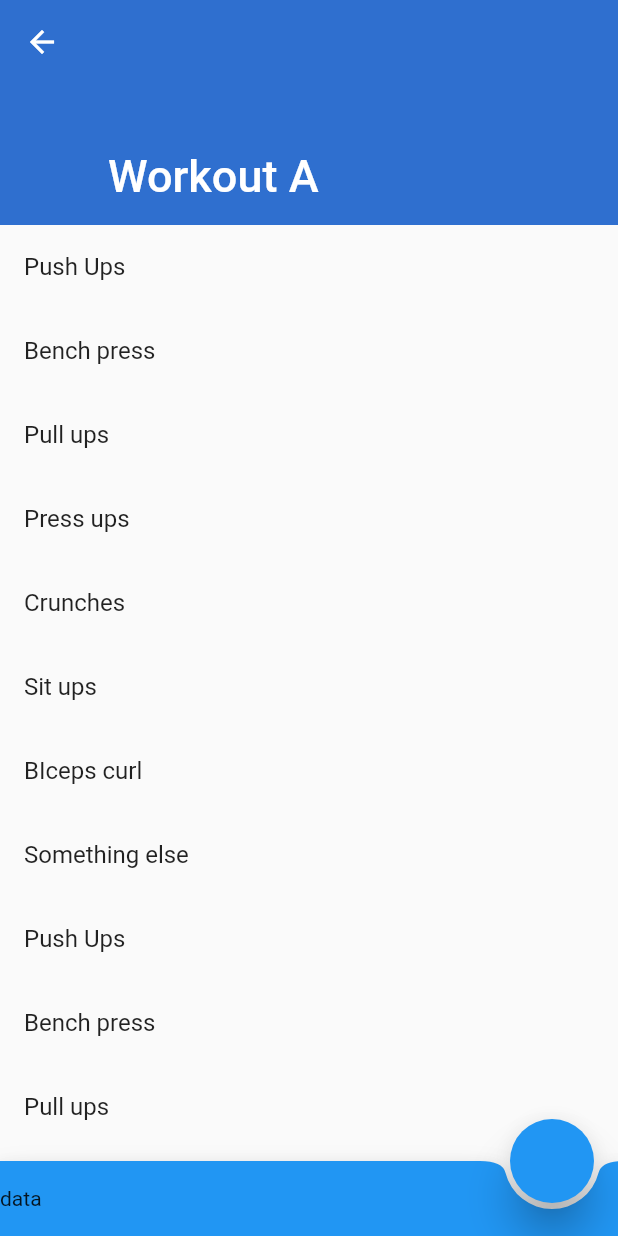
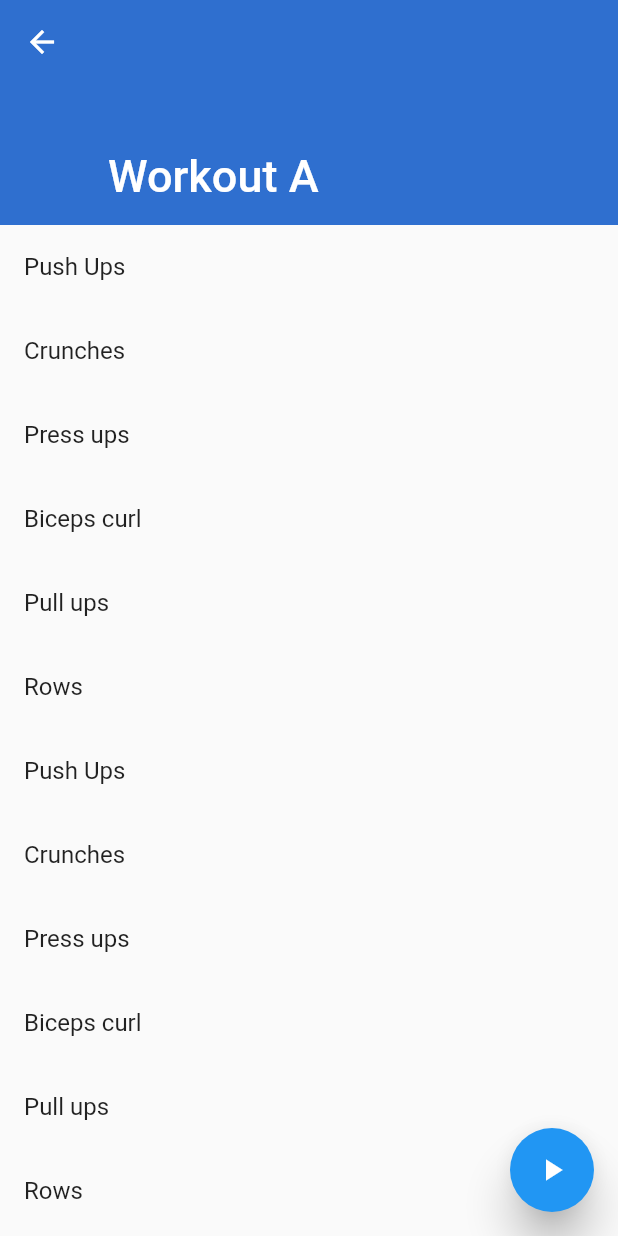
Before and after one commit to michalorestes/fitness_fatality_flutter, a Flutter app: the screen it shows after launch, after a tap on "Workout A", on a phone screen of 412 x 824 dp. Run offline on Flutter 3.47's test engine with Material 2 defaults, Android fonts, the phone set to English and light mode, and no system bars.

Commit message:
Added workout and exercise related entities

```diff
--- a/lib/data/entities/exercise.dart
+++ /dev/null
@@ -1,6 +0,0 @@
-class Exercise {
-  int id;
-  String name;
-
-  Exercise({this.name});
-}
--- /dev/null
+++ b/lib/data/entities/exercise/exercise.dart
@@ -0,0 +1,23 @@
+import 'package:fitness_fatality_flutter/data/entities/exercise/muscle_groups.dart';
+
+enum ExerciseType { CARDIO, BODY_WEIGHT, WEIGHTS, MACHINES }
+enum ExerciseLoggingType { TIME, REPS, DURATION }
+
+class Exercise {
+  int id;
+  String name;
+  ExerciseType exerciseType;
+  MuscleGroups muscleGroups;
+  bool isCustom;
+  List<ExerciseLoggingType> availableLoggingTypes;
+  ExerciseLoggingType defaultLoggingType;
+
+  Exercise(
+      {this.id,
+      this.name,
+      this.exerciseType,
+      this.muscleGroups,
+      this.isCustom,
+      this.availableLoggingTypes,
+      this.defaultLoggingType});
+}
--- /dev/null
+++ b/lib/data/entities/exercise/muscle_groups.dart
@@ -0,0 +1,20 @@
+enum MuscleGroupsType {
+  QUADRICEPS,
+  HAMSTRINGS,
+  CALVES,
+  CHEST,
+  BACK,
+  SHOULDERS,
+  TRICEPS,
+  BICEPS,
+  FOREARMS,
+  TRAPEZIUS,
+  ABS
+}
+
+class MuscleGroups {
+  MuscleGroupsType primaryGroup;
+  List<MuscleGroupsType> secondaryGroups;
+
+  MuscleGroups({this.primaryGroup, this.secondaryGroups});
+}
--- a/lib/data/entities/workout.dart
+++ b/lib/data/entities/workout/workout.dart
@@ -1,3 +1,4 @@
+//TODO: Switch to using enums once again
 class WorkoutTypes {
   static const WEIGHTS = "Weights";
   static const CARDIO = "Cardio";
--- /dev/null
+++ b/lib/data/entities/workout/workout_exercise.dart
@@ -0,0 +1,20 @@
+import 'package:fitness_fatality_flutter/data/entities/exercise/exercise.dart';
+
+class WorkoutExercise {
+  int id;
+  int workoutId;
+  Exercise exercise;
+  int sequenceId;
+  ExerciseLoggingType prefferedLogging;
+  Map<String, dynamic> loggingParameters;
+
+  WorkoutExercise({
+    this.id,
+    this.workoutId,
+    this.exercise,
+    this.sequenceId,
+    this.prefferedLogging,
+    this.loggingParameters
+  });
+
+}
--- a/lib/ui/workouts/create_new_workout/create_new_workout_page.dart
+++ b/lib/ui/workouts/create_new_workout/create_new_workout_page.dart
@@ -1,4 +1,4 @@
-import 'package:fitness_fatality_flutter/data/entities/workout.dart';
+import 'package:fitness_fatality_flutter/data/entities/workout/workout.dart';
 import 'package:flutter/material.dart';
 
 class CreateNewWorkoutPage extends StatefulWidget {
--- a/lib/ui/workouts/my_workouts/my_workouts_page.dart
+++ b/lib/ui/workouts/my_workouts/my_workouts_page.dart
@@ -1,4 +1,4 @@
-import 'package:fitness_fatality_flutter/data/entities/workout.dart';
+import 'package:fitness_fatality_flutter/data/entities/workout/workout.dart';
 import 'package:fitness_fatality_flutter/routing/routing.dart';
 import 'package:fitness_fatality_flutter/ui/workouts/create_new_workout/create_new_workout_page.dart';
 import 'package:fitness_fatality_flutter/ui/workouts/workout_details/workout_details_page.dart';
--- a/lib/ui/workouts/workout_details/workout_details_page.dart
+++ b/lib/ui/workouts/workout_details/workout_details_page.dart
@@ -1,51 +1,37 @@
-import 'package:fitness_fatality_flutter/data/entities/exercise.dart';
-import 'package:fitness_fatality_flutter/data/entities/workout.dart';
+import 'package:fitness_fatality_flutter/data/entities/exercise/exercise.dart';
+import 'package:fitness_fatality_flutter/data/entities/workout/workout.dart';
+import 'package:fitness_fatality_flutter/data/entities/workout/workout_exercise.dart';
 import 'package:flutter/material.dart';
 
 class WorkoutDetailsPage extends StatelessWidget {
-  Workout _workout = Workout();
+  final Workout _workout;
 
-  final List<Exercise> exercises = [
-    Exercise(name: "Push Ups"),
-    Exercise(name: "Bench press"),
-    Exercise(name: "Pull ups"),
-    Exercise(name: "Press ups"),
-    Exercise(name: "Crunches"),
-    Exercise(name: "Sit ups"),
-    Exercise(name: "BIceps curl"),
-    Exercise(name: "Something else"),
-    Exercise(name: "Push Ups"),
-    Exercise(name: "Bench press"),
-    Exercise(name: "Pull ups"),
-    Exercise(name: "Press ups"),
-    Exercise(name: "Crunches"),
-    Exercise(name: "Sit ups"),
-    Exercise(name: "BIceps curl"),
-    Exercise(name: "Something else"),
-    Exercise(name: "Push Ups"),
-    Exercise(name: "Bench press"),
-    Exercise(name: "Pull ups"),
-    Exercise(name: "Press ups"),
-    Exercise(name: "Crunches"),
-    Exercise(name: "Sit ups"),
-    Exercise(name: "BIceps curl"),
-    Exercise(name: "Something else"),
-    Exercise(name: "Push Ups"),
-    Exercise(name: "Bench press"),
-    Exercise(name: "Pull ups"),
-    Exercise(name: "Press ups"),
-    Exercise(name: "Crunches"),
-    Exercise(name: "Sit ups"),
-    Exercise(name: "BIceps curl"),
-    Exercise(name: "Something else"),
-    Exercise(name: "Push Ups"),
-    Exercise(name: "Bench press"),
-    Exercise(name: "Pull ups"),
-    Exercise(name: "Press ups"),
-    Exercise(name: "Crunches"),
-    Exercise(name: "Sit ups"),
-    Exercise(name: "BIceps curl"),
-    Exercise(name: "Something else"),
+
+  final List<WorkoutExercise> workoutExercises = [
+    WorkoutExercise(exercise: Exercise(name: "Push Ups"), workoutId: 1, loggingParameters: {"sets": 3, "reps": 12}),
+    WorkoutExercise(exercise: Exercise(name: "Crunches"), workoutId: 1, loggingParameters: {"sets": 5, "reps": 6}),
+    WorkoutExercise(exercise: Exercise(name: "Press ups"), workoutId: 1, loggingParameters: {"sets": 2, "reps": 1}),
+    WorkoutExercise(exercise: Exercise(name: "Biceps curl"), workoutId: 1, loggingParameters: {"sets": 6, "reps": 20}),
+    WorkoutExercise(exercise: Exercise(name: "Pull ups"), workoutId: 1, loggingParameters: {"sets": 3, "reps": 12}),
+    WorkoutExercise(exercise: Exercise(name: "Rows"), workoutId: 1, loggingParameters: {"sets": 3, "reps": 12}),
+    WorkoutExercise(exercise: Exercise(name: "Push Ups"), workoutId: 1, loggingParameters: {"sets": 3, "reps": 12}),
+    WorkoutExercise(exercise: Exercise(name: "Crunches"), workoutId: 1, loggingParameters: {"sets": 5, "reps": 6}),
+    WorkoutExercise(exercise: Exercise(name: "Press ups"), workoutId: 1, loggingParameters: {"sets": 2, "reps": 1}),
+    WorkoutExercise(exercise: Exercise(name: "Biceps curl"), workoutId: 1, loggingParameters: {"sets": 6, "reps": 20}),
+    WorkoutExercise(exercise: Exercise(name: "Pull ups"), workoutId: 1, loggingParameters: {"sets": 3, "reps": 12}),
+    WorkoutExercise(exercise: Exercise(name: "Rows"), workoutId: 1, loggingParameters: {"sets": 3, "reps": 12}),
+    WorkoutExercise(exercise: Exercise(name: "Push Ups"), workoutId: 1, loggingParameters: {"sets": 3, "reps": 12}),
+    WorkoutExercise(exercise: Exercise(name: "Crunches"), workoutId: 1, loggingParameters: {"sets": 5, "reps": 6}),
+    WorkoutExercise(exercise: Exercise(name: "Press ups"), workoutId: 1, loggingParameters: {"sets": 2, "reps": 1}),
+    WorkoutExercise(exercise: Exercise(name: "Biceps curl"), workoutId: 1, loggingParameters: {"sets": 6, "reps": 20}),
+    WorkoutExercise(exercise: Exercise(name: "Pull ups"), workoutId: 1, loggingParameters: {"sets": 3, "reps": 12}),
+    WorkoutExercise(exercise: Exercise(name: "Rows"), workoutId: 1, loggingParameters: {"sets": 3, "reps": 12}),
+    WorkoutExercise(exercise: Exercise(name: "Push Ups"), workoutId: 1, loggingParameters: {"sets": 3, "reps": 12}),
+    WorkoutExercise(exercise: Exercise(name: "Crunches"), workoutId: 1, loggingParameters: {"sets": 5, "reps": 6}),
+    WorkoutExercise(exercise: Exercise(name: "Press ups"), workoutId: 1, loggingParameters: {"sets": 2, "reps": 1}),
+    WorkoutExercise(exercise: Exercise(name: "Biceps curl"), workoutId: 1, loggingParameters: {"sets": 6, "reps": 20}),
+    WorkoutExercise(exercise: Exercise(name: "Pull ups"), workoutId: 1, loggingParameters: {"sets": 3, "reps": 12}),
+    WorkoutExercise(exercise: Exercise(name: "Rows"), workoutId: 1, loggingParameters: {"sets": 3, "reps": 12}),
   ];
 
   WorkoutDetailsPage(this._workout);
@@ -53,23 +39,11 @@ class WorkoutDetailsPage extends StatelessWidget {
   @override
   Widget build(BuildContext context) {
     return Scaffold(
-      floatingActionButtonAnimator: FloatingActionButtonAnimator.scaling,
-      floatingActionButtonLocation: FloatingActionButtonLocation.endDocked,
       floatingActionButton: FloatingActionButton(
+        child: Icon(Icons.play_arrow),
         backgroundColor: Colors.blue,
         elevation: 12,
         onPressed: () {},
-      ),
-      bottomNavigationBar: BottomAppBar(
-        elevation: 8,
-        shape: CircularNotchedRectangle(),
-        color: Colors.blue,
-        child: Container(
-          height: 50,
-          child: Row(
-            children: <Widget>[Text("data")],
-          ),
-        ),
       ),
       body: CustomScrollView(
         slivers: <Widget>[
@@ -80,11 +54,12 @@ class WorkoutDetailsPage extends StatelessWidget {
             snap: true,
             flexibleSpace: FlexibleSpaceBar(
               title: Text(_workout.name),
+              background: Container(),
             ),
           ),
           SliverList(
             delegate: SliverChildBuilderDelegate(buildSliverListItem,
-                childCount: exercises.length),
+                childCount: workoutExercises.length),
           ),
         ],
       ),
@@ -94,7 +69,7 @@ class WorkoutDetailsPage extends StatelessWidget {
   Widget buildSliverListItem(BuildContext context, int index) {
     return Center(
       child: ListTile(
-        title: Text(exercises[index].name),
+        title: Text(workoutExercises[index].exercise.name),
       ),
     );
   }
```
Also changed, not shown: assets/workout_cover.jpg (added).
